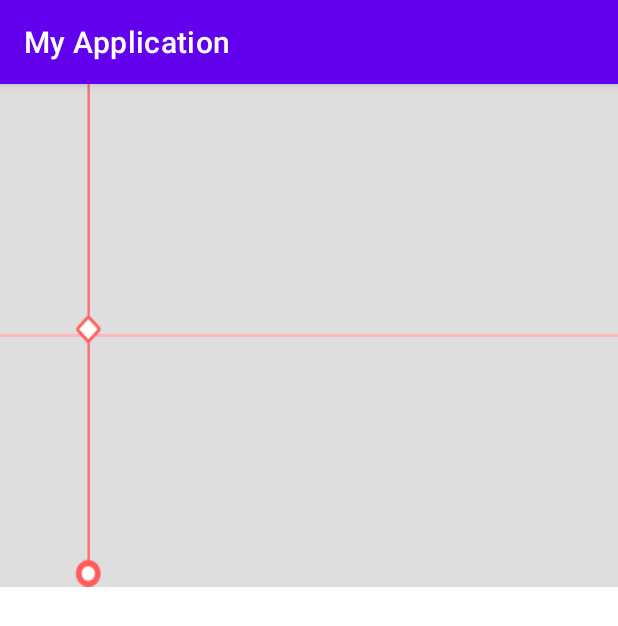
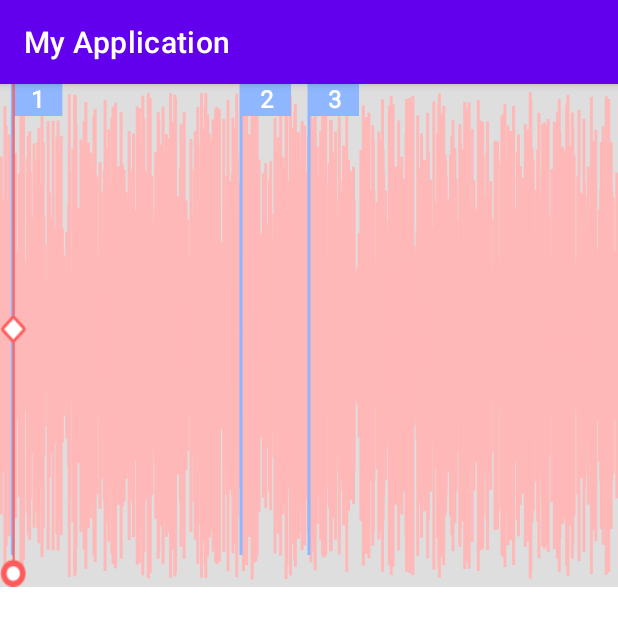
Before and after one commit to Dan-Yue/MyApplication, an Android app: the screen it shows after launch (MainActivity), on a phone screen of 412 x 824 dp. Shown: the top 626 px of the screen. Run offline under Robolectric (Android 15) with nearby library versions, the phone set to English and light mode, and no system bars.

Commit message:
自定义音波图-16

```diff
--- a/app/src/main/java/com/ybs/myapplication/RecordedWave.kt
+++ b/app/src/main/java/com/ybs/myapplication/RecordedWave.kt
@@ -244,9 +244,9 @@ class RecordedWave(
         centerPoint = WaveUtil.setSecond(centerPoint, centerPoint.first)
         offset = WaveUtil.setSecond(offset, offset.first)
         if (!WaveUtil.validChange(sliding.second.x - sliding.first.x, 10f)) {
-            if (flagClickListener != null) {
-                val index =
-                    WaveUtil.isPointFlag(sliding.first, flagPointList, flagWidth, flagHeight)
+            val index =
+                WaveUtil.isPointFlag(sliding.first, flagPointList, flagWidth, flagHeight)
+            if (flagClickListener != null && index.first >= 0) {
                 Log.d(
                     "flagClickListener",
                     "${index.second}-${index.first}-${scale.second}-${offset.second}"
--- /dev/null
+++ b/app/src/main/java/com/ybs/myapplication/RecorderIndex.kt
@@ -0,0 +1,42 @@
+package com.ybs.myapplication
+
+import android.annotation.SuppressLint
+import android.content.Context
+import android.util.AttributeSet
+import android.view.MotionEvent
+import android.widget.ImageView
+
+
+/**
+ * Created by DanYue on 2022/6/14 17:14.
+ */
+@SuppressLint("AppCompatCustomView")
+class RecorderIndex(context: Context, attrs: AttributeSet?, defStyleAttr: Int) :
+    ImageView(context, attrs, defStyleAttr) {
+
+    private var moveX = 0f
+
+    constructor(context: Context) : this(context, null, 0)
+
+    constructor(context: Context, attrs: AttributeSet?) : this(context, attrs, 0)
+
+    @SuppressLint("ClickableViewAccessibility")
+    override fun onTouchEvent(event: MotionEvent): Boolean {
+        when (event.action) {
+            MotionEvent.ACTION_DOWN -> {
+                moveX = event.x
+            }
+            MotionEvent.ACTION_MOVE -> {
+                translationX = x + (event.x - moveX)
+            }
+            MotionEvent.ACTION_UP -> {
+
+            }
+        }
+        return super.onTouchEvent(event)
+    }
+
+    fun setRecorderX(recorderX: Float) {
+        translationX = recorderX - width
+    }
+}
--- a/app/src/main/java/com/ybs/myapplication/RecorderWave.kt
+++ b/app/src/main/java/com/ybs/myapplication/RecorderWave.kt
@@ -3,7 +3,9 @@ package com.ybs.myapplication
 import android.annotation.SuppressLint
 import android.content.Context
 import android.util.AttributeSet
+import android.util.Log
 import android.view.LayoutInflater
+import android.view.View
 import android.widget.LinearLayout
 
 /**
@@ -11,6 +13,12 @@ import android.widget.LinearLayout
  */
 class RecorderWave(context: Context, attrs: AttributeSet?, defStyleAttr: Int) :
     LinearLayout(context, attrs, defStyleAttr) {
+
+    private var frame: View? = null
+
+    private var recorded: RecordedWave? = null
+
+    private var flag: RecorderIndex? = null
 
     constructor(context: Context) : this(context, null, 0)
 
@@ -23,6 +31,12 @@ class RecorderWave(context: Context, attrs: AttributeSet?, defStyleAttr: Int) :
     @SuppressLint("ClickableViewAccessibility")
     private fun initView(context: Context) {
         LayoutInflater.from(context).inflate(R.layout.layout_recorder_wave, this, true)
-
+        frame = findViewById(R.id.frame)
+        recorded = findViewById(R.id.recorded)
+        flag = findViewById(R.id.flag)
+        recorded?.initData()
+        recorded?.setFlagClickListener { point, _, _, _ ->
+            flag?.setRecorderX(point.x)
+        }
     }
 }
--- a/app/src/main/res/layout/layout_recorder_wave.xml
+++ b/app/src/main/res/layout/layout_recorder_wave.xml
@@ -2,20 +2,20 @@
 <FrameLayout xmlns:android="http://schemas.android.com/apk/res/android"
     xmlns:hc="http://schemas.android.com/apk/res-auto"
     android:layout_width="match_parent"
-    android:layout_height="match_parent">
+    android:layout_height="match_parent"
+    android:id="@+id/frame">
 
     <com.ybs.myapplication.RecordedWave
-        android:id="@+id/RecordedWave"
+        android:id="@+id/recorded"
         android:layout_width="match_parent"
         android:layout_height="335dp"
         android:background="@color/hui"
         hc:default_size="335dp" />
 
-    <ImageView
-        android:id="@+id/left"
+    <com.ybs.myapplication.RecorderIndex
+        android:id="@+id/flag"
         android:layout_width="18dp"
         android:layout_height="335dp"
-        android:layout_marginStart="50dp"
         android:scaleType="fitXY"
         android:src="@mipmap/crop_start" />
 
```
